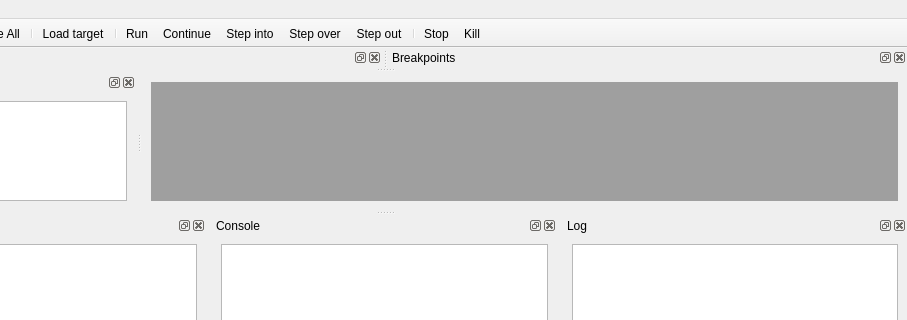
testmana2/mks, file debugger/monkeydbg/src/maininterface/UIMonkeyDbg.ui: the form before one commit; both pictures show x 138 to 1045 and y 0 to 320 of the 1045 by 467 pixel window.
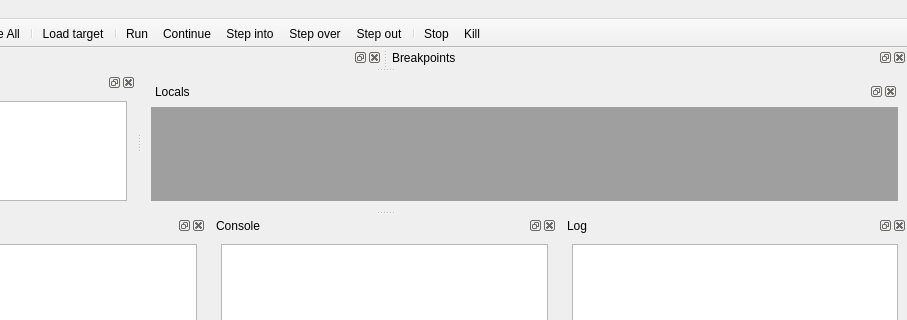
The form after the commit. Icons and pictures are not drawn.

Commit message: Started to implement locals view

```diff
--- a/debugger/monkeydbg/src/maininterface/UIMonkeyDbg.ui
+++ b/debugger/monkeydbg/src/maininterface/UIMonkeyDbg.ui
@@ -17,6 +17,17 @@
   </property>
   <widget class="QWidget" name="mCentralWidget" >
    <layout class="QVBoxLayout" name="verticalLayout_5" >
+    <item>
+     <widget class="QDockWidget" name="dwLocals" >
+      <property name="allowedAreas" >
+       <set>Qt::LeftDockWidgetArea|Qt::RightDockWidgetArea</set>
+      </property>
+      <property name="windowTitle" >
+       <string>Locals</string>
+      </property>
+      <widget class="QWidget" name="dockWidgetContents_6" />
+     </widget>
+    </item>
     <item>
      <widget class="QMdiArea" name="maWorkspace" />
     </item>
```
Left out of the diff: 2 changed lines with no effect on the pictures. The commit also changes 9 other files.
